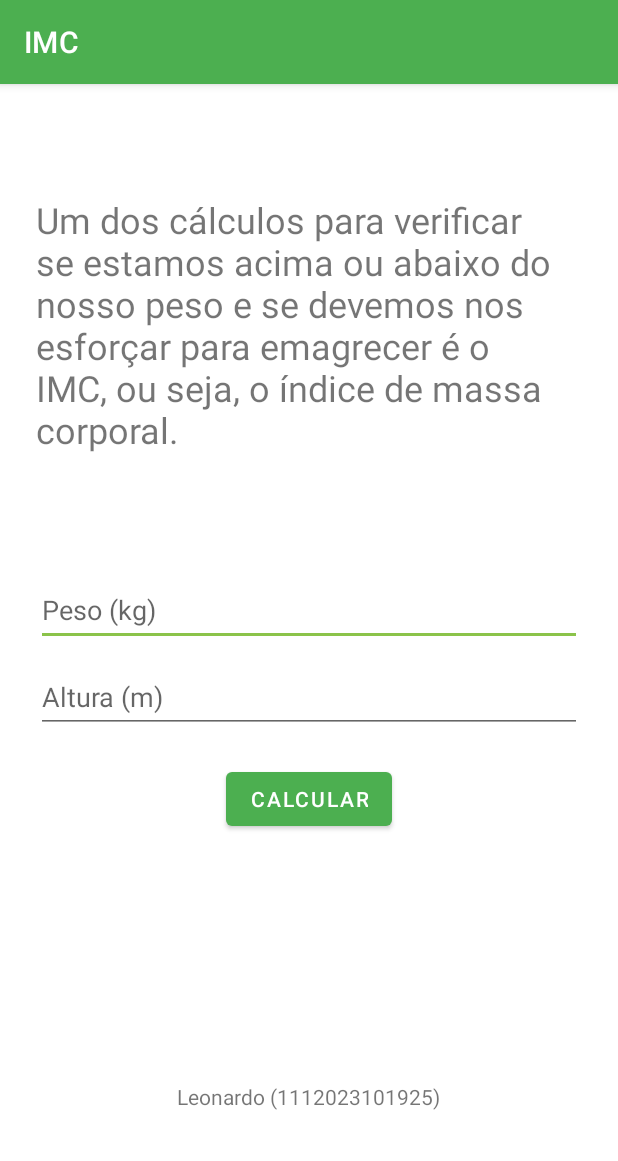
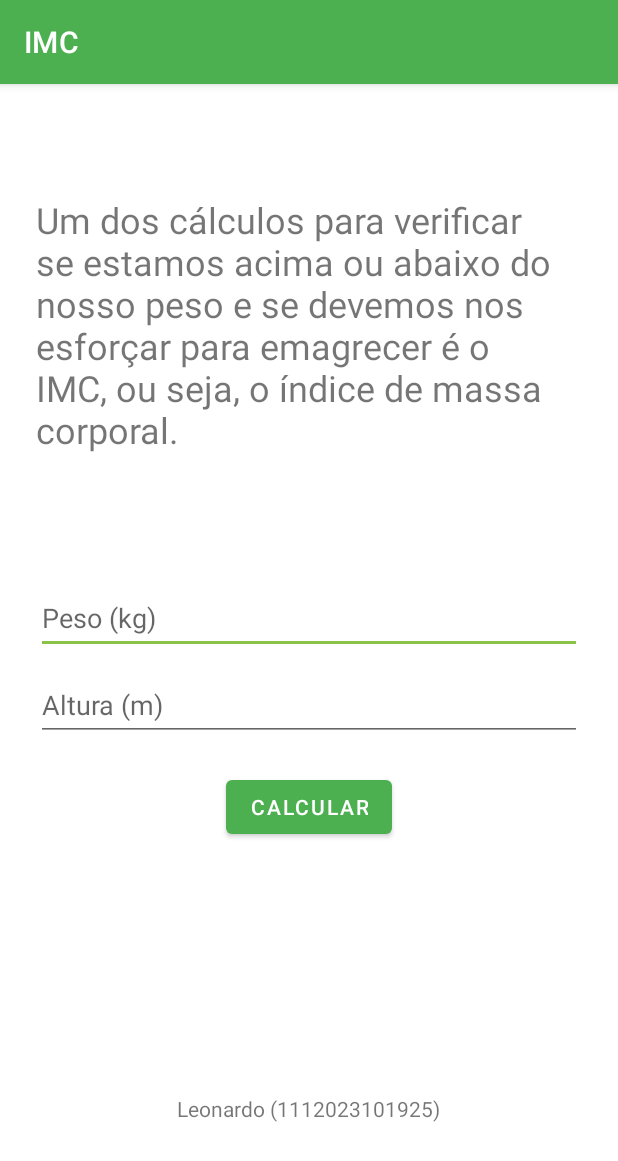
Before and after one commit to Divedevdone/apps, an Android app: the screen it shows after launch (MainActivity), on a phone screen of 412 x 824 dp. Shown: the top 1161 px of the screen. Run offline under Robolectric (Android 15) with nearby library versions, the phone set to English and light mode, and no system bars.

Commit message:
Tamanhos de fonte e espaços

```diff
--- a/IMCSomativa12/app/src/main/res/layout/activity_main.xml
+++ b/IMCSomativa12/app/src/main/res/layout/activity_main.xml
@@ -19,7 +19,7 @@
 
     <Space
         android:layout_width="match_parent"
-        android:layout_height="80dp" />
+        android:layout_height="85dp" />
 
     <EditText
         android:id="@+id/editPeso"
@@ -54,7 +54,7 @@
         android:layout_width="match_parent"
         android:layout_height="wrap_content"
         android:text=""
-        android:textSize="18sp"
+        android:textSize="20sp"
         android:layout_marginTop="20dp"/>
 
     <Space
```
